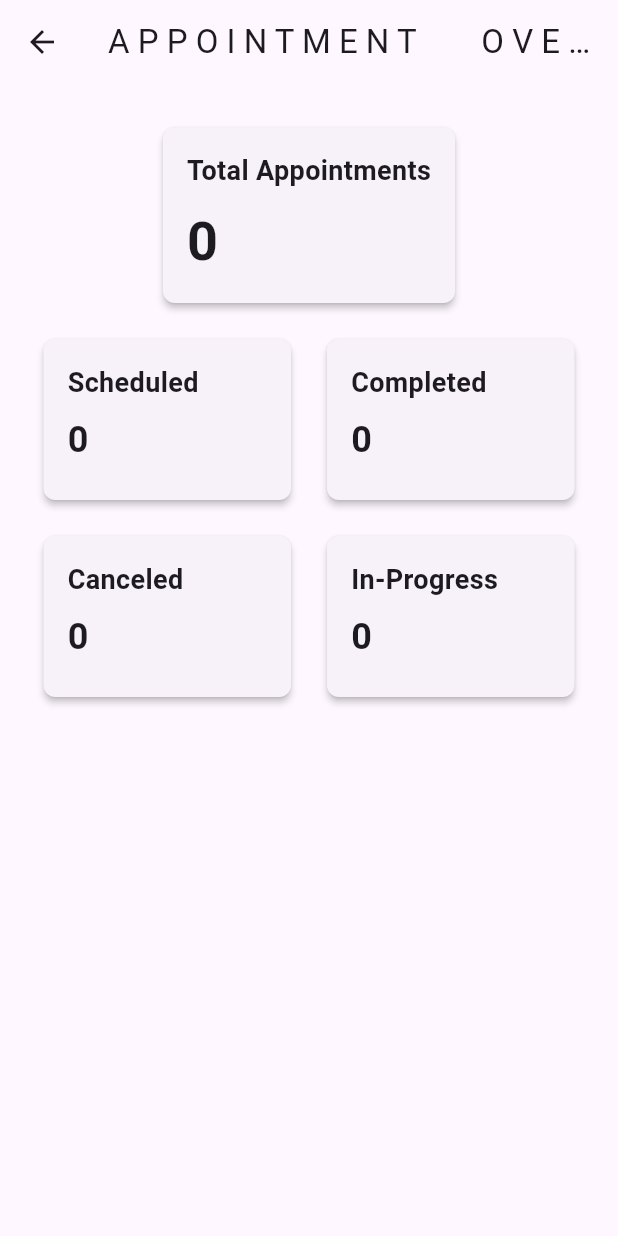
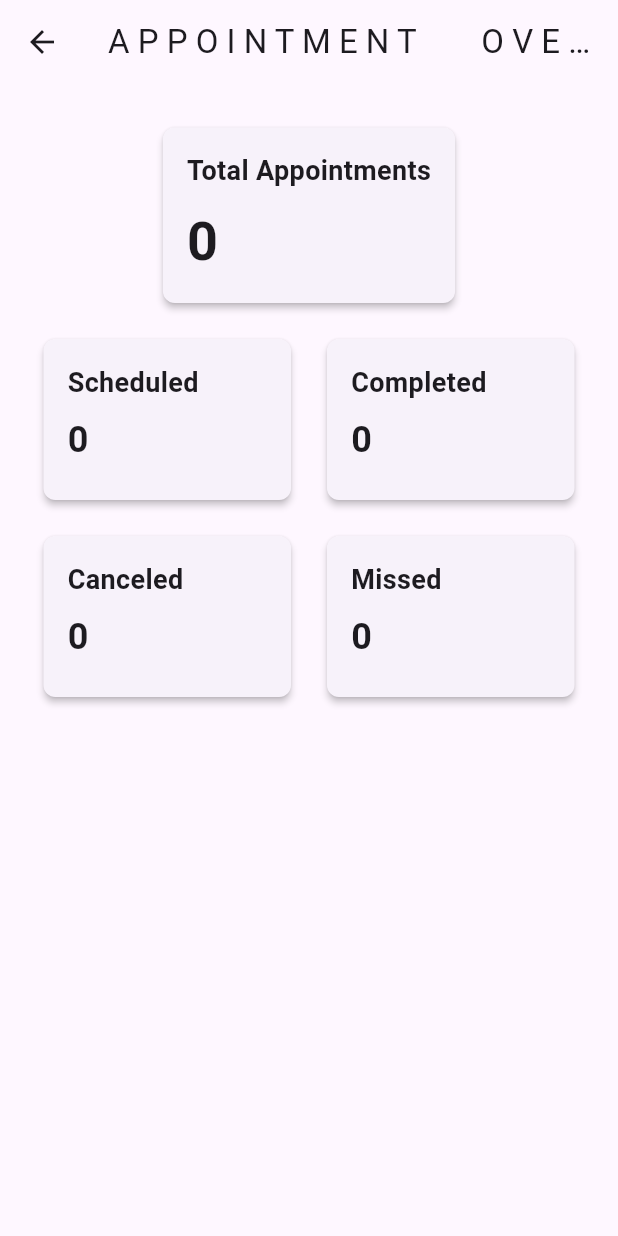
Before and after one commit to nabilahsaleh/admin_mysiswa2, a Flutter app: the OverviewWebpage screen opened directly, on a phone screen of 412 x 824 dp. Run offline on Flutter 3.47's test engine with Material 3 defaults, Android fonts, the light colour scheme and no system bars; our stand-ins replace cloud_firestore, firebase_auth, firebase_core, fl_chart, google_sign_in; accounts and stored records are empty.

Commit message:
Missed status

```diff
--- a/lib/webpages/history_webpage.dart
+++ b/lib/webpages/history_webpage.dart
@@ -12,7 +12,7 @@ class _HistoryWebpageState extends State<HistoryWebpage> {
 
     QuerySnapshot bookingsSnapshot = await FirebaseFirestore.instance
         .collection('bookings')
-        .where('status', whereIn: ['canceled', 'completed', 'canceled by admin'])
+        .where('status', whereIn: ['canceled', 'completed', 'canceled by admin', 'missed'])
         .get();
 
     for (var doc in bookingsSnapshot.docs) {
--- a/lib/webpages/overview_webpage.dart
+++ b/lib/webpages/overview_webpage.dart
@@ -20,7 +20,7 @@ class _OverviewWebpageState extends State<OverviewWebpage> {
     int canceledCount = 0;
     int completedCount = 0;
     int scheduledCount = 0;
-    int inProgressCount = 0;
+    int missedCount = 0;
 
     QuerySnapshot bookingsSnapshot =
         await FirebaseFirestore.instance.collection('bookings').get();
@@ -35,19 +35,19 @@ class _OverviewWebpageState extends State<OverviewWebpage> {
         completedCount++;
       } else if (status == 'scheduled') {
         scheduledCount++;
-      } else if (status == 'in-progress') {
-        inProgressCount++;
+      } else if (status == 'missed') {
+        missedCount++;
       }
     }
 
     int totalCount =
-        canceledCount + completedCount + scheduledCount + inProgressCount;
+        canceledCount + completedCount + scheduledCount + missedCount;
 
     return {
       'canceled': canceledCount,
       'completed': completedCount,
       'scheduled': scheduledCount,
-      'in-progress': inProgressCount,
+      'missed': missedCount,
       'total': totalCount,
     };
   }
@@ -80,7 +80,7 @@ class _OverviewWebpageState extends State<OverviewWebpage> {
             final canceledCount = data['canceled'];
             final completedCount = data['completed'];
             final scheduledCount = data['scheduled'];
-            final inProgressCount = data['in-progress'];
+            final missedCount = data['missed'];
             final totalCount = data['total'];
 
             double canceledPercentage =
@@ -89,8 +89,8 @@ class _OverviewWebpageState extends State<OverviewWebpage> {
                 totalCount > 0 ? (completedCount / totalCount) * 100 : 0;
             double scheduledPercentage =
                 totalCount > 0 ? (scheduledCount / totalCount) * 100 : 0;
-            double inProgressPercentage =
-                totalCount > 0 ? (inProgressCount / totalCount) * 100 : 0;
+            double missedPercentage =
+                totalCount > 0 ? (missedCount / totalCount) * 100 : 0;
 
             return LayoutBuilder(
               builder: (context, constraints) {
@@ -162,9 +162,9 @@ class _OverviewWebpageState extends State<OverviewWebpage> {
                                         ),
                                         PieChartSectionData(
                                           color: Colors.orange,
-                                          value: inProgressPercentage,
+                                          value: missedPercentage,
                                           title:
-                                              'In-Progress\n${inProgressPercentage.toStringAsFixed(1)}%',
+                                              'Missed\n${missedPercentage.toStringAsFixed(1)}%',
                                           radius: 210,
                                           titleStyle: const TextStyle(
                                             fontSize: 14,
@@ -346,7 +346,7 @@ class _OverviewWebpageState extends State<OverviewWebpage> {
                                             CrossAxisAlignment.start,
                                         children: [
                                           const Text(
-                                            'In-Progress',
+                                            'Missed',
                                             style: TextStyle(
                                               fontSize: 18,
                                               fontWeight: FontWeight.bold,
@@ -354,7 +354,7 @@ class _OverviewWebpageState extends State<OverviewWebpage> {
                                           ),
                                           const SizedBox(height: 8),
                                           Text(
-                                            '$inProgressCount',
+                                            '$missedCount',
                                             style: const TextStyle(
                                               fontSize:
                                                   24, // Larger number size
@@ -523,7 +523,7 @@ class _OverviewWebpageState extends State<OverviewWebpage> {
                                   crossAxisAlignment: CrossAxisAlignment.start,
                                   children: [
                                     const Text(
-                                      'In-Progress',
+                                      'Missed',
                                       style: TextStyle(
                                         fontSize: 18,
                                         fontWeight: FontWeight.bold,
@@ -531,7 +531,7 @@ class _OverviewWebpageState extends State<OverviewWebpage> {
                                     ),
                                     const SizedBox(height: 8),
                                     Text(
-                                      '$inProgressCount',
+                                      '$missedCount',
                                       style: const TextStyle(
                                         fontSize: 24, // Larger number size
                                         fontWeight: FontWeight.bold,
--- a/pubspec.yaml
+++ b/pubspec.yaml
@@ -32,10 +32,12 @@ dependencies:
   cupertino_icons: ^1.0.8
   firebase_auth: ^5.3.0
   firebase_core: ^3.5.0
+  firebase_messaging: ^15.1.2
   fl_chart: ^0.69.0
   flutter:
     sdk: flutter
   google_sign_in: ^6.2.1
+  html: ^0.15.4
   url_launcher: ^6.3.0
 
 dev_dependencies:
```
Also changed, not shown: lib/webpages/appointment_webpage.dart (+11 -0 lines), pubspec.lock, 2 other files.
